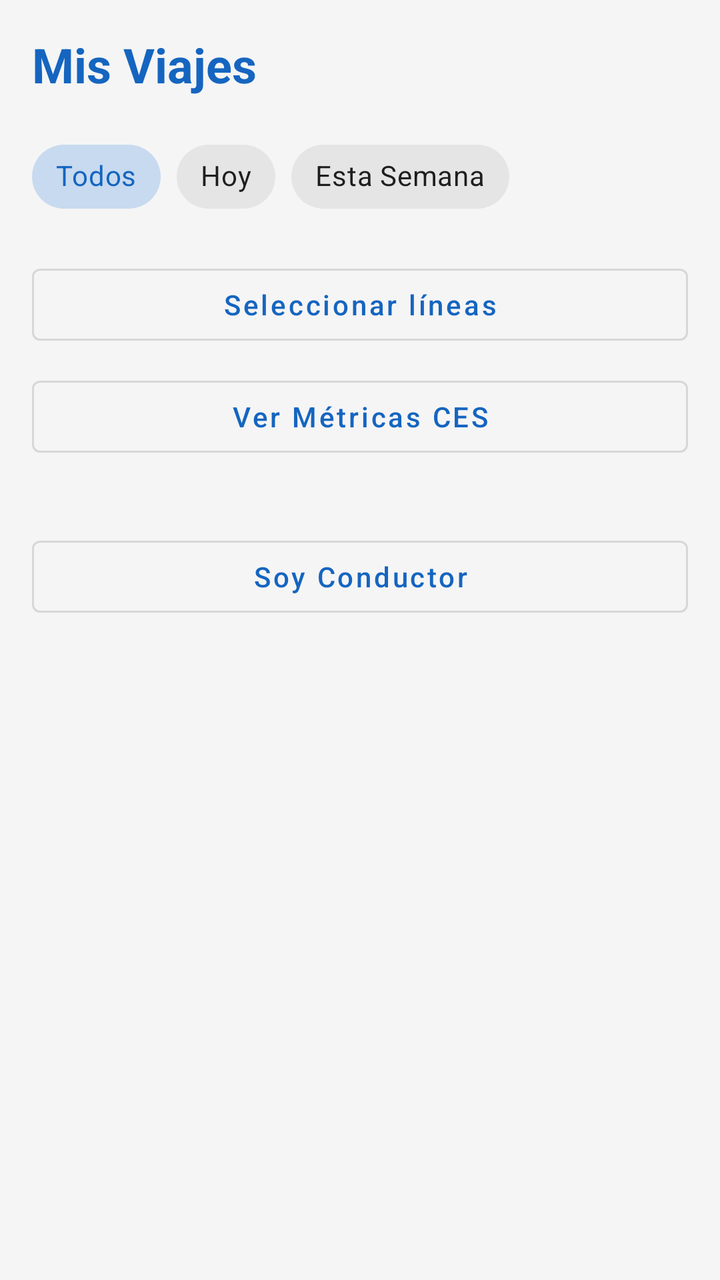
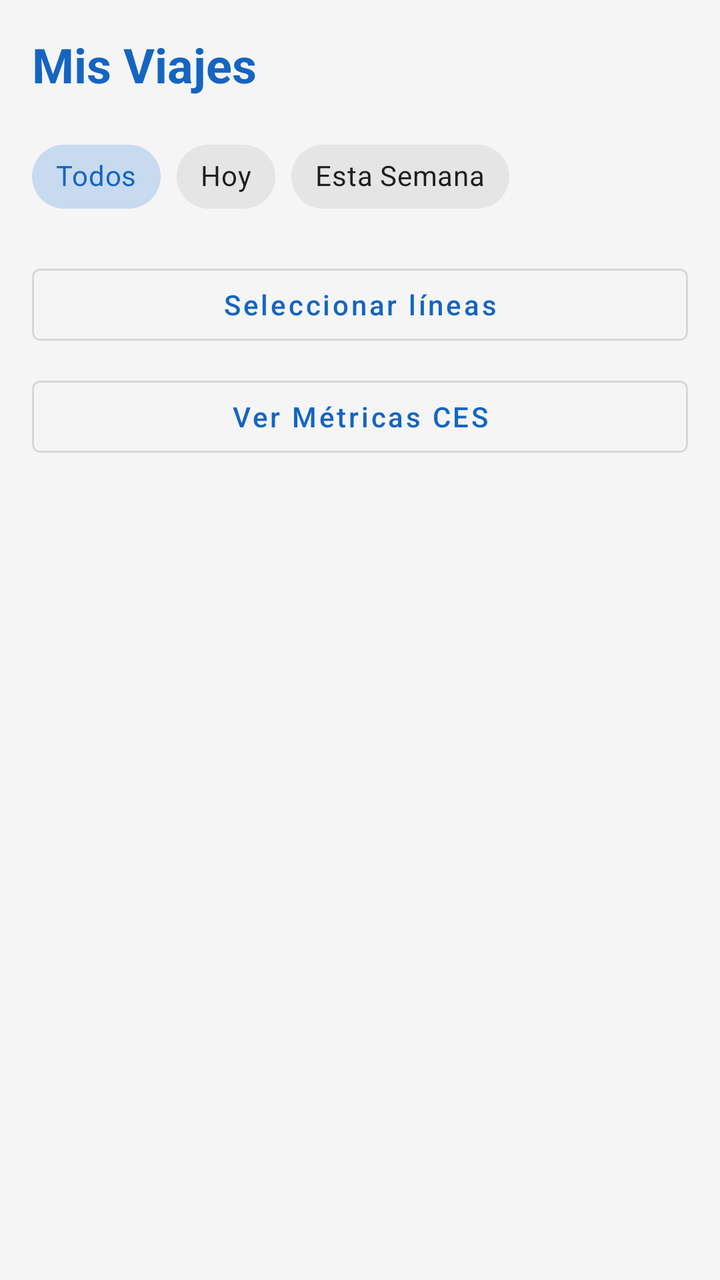

Two renders of the same Android screen: before a commit and after it. Below are the layout's source before the change and the commit's diff.
<!-- AndroidManifest.xml: application theme Theme.BlackPase -->
<!-- res/layout/fragment_historial.xml -->
<?xml version="1.0" encoding="utf-8"?>
<androidx.constraintlayout.widget.ConstraintLayout xmlns:android="http://schemas.android.com/apk/res/android"
    xmlns:app="http://schemas.android.com/apk/res-auto"
    xmlns:tools="http://schemas.android.com/tools"
    android:layout_width="match_parent"
    android:layout_height="match_parent"
    android:background="@color/background"
    tools:context=".ui.historial.HistorialFragment">

    <LinearLayout
        android:layout_width="match_parent"
        android:layout_height="wrap_content"
        android:orientation="vertical"
        android:padding="16dp">

        <TextView
            android:layout_width="wrap_content"
            android:layout_height="wrap_content"
            android:text="@string/mis_viajes"
            android:textColor="@color/primary"
            android:textSize="24sp"
            android:textStyle="bold"
            android:layout_marginBottom="16dp" />

        <com.google.android.material.chip.ChipGroup
            android:id="@+id/chipGroupFiltros"
            android:layout_width="match_parent"
            android:layout_height="wrap_content"
            android:layout_marginBottom="16dp"
            app:singleSelection="true">

            <com.google.android.material.chip.Chip
                android:id="@+id/chipTodos"
                style="@style/Widget.MaterialComponents.Chip.Choice"
                android:layout_width="wrap_content"
                android:layout_height="wrap_content"
                android:text="@string/todos"
                android:checked="true" />

            <com.google.android.material.chip.Chip
                android:id="@+id/chipHoy"
                style="@style/Widget.MaterialComponents.Chip.Choice"
                android:layout_width="wrap_content"
                android:layout_height="wrap_content"
                android:text="@string/hoy" />

            <com.google.android.material.chip.Chip
                android:id="@+id/chipSemana"
                style="@style/Widget.MaterialComponents.Chip.Choice"
                android:layout_width="wrap_content"
                android:layout_height="wrap_content"
                android:text="@string/esta_semana" />

        </com.google.android.material.chip.ChipGroup>

        <com.google.android.material.button.MaterialButton
            android:id="@+id/btnSeleccionarLineas"
            android:layout_width="match_parent"
            android:layout_height="wrap_content"
            android:text="Seleccionar líneas"
            android:textAllCaps="false"
            android:layout_marginBottom="8dp"
            style="@style/Widget.MaterialComponents.Button.OutlinedButton"
            android:drawableStart="@android:drawable/ic_menu_search"
            android:drawablePadding="8dp" />

        <LinearLayout
            android:layout_width="match_parent"
            android:layout_height="wrap_content"
            android:orientation="horizontal"
            android:gravity="center_vertical"
            android:layout_marginBottom="16dp"
            android:visibility="gone"
            android:id="@+id/layoutLineasSeleccionadas">

            <com.google.android.material.chip.ChipGroup
                android:id="@+id/chipGroupLineasSeleccionadas"
                android:layout_width="0dp"
                android:layout_height="wrap_content"
                android:layout_weight="1"
                app:chipSpacingHorizontal="8dp" />

            <ImageButton
                android:id="@+id/btnClearLineas"
                android:layout_width="36dp"
                android:layout_height="36dp"
                android:src="@android:drawable/ic_menu_close_clear_cancel"
                android:background="?attr/selectableItemBackgroundBorderless"
                android:contentDescription="Borrar filtro"
                android:layout_marginStart="8dp" />

        </LinearLayout>

        <com.google.android.material.button.MaterialButton
            android:id="@+id/btnMetricas"
            android:layout_width="match_parent"
            android:layout_height="wrap_content"
            android:text="Ver Métricas CES"
            android:textAllCaps="false"
            android:layout_marginBottom="16dp"
            style="@style/Widget.MaterialComponents.Button.OutlinedButton" />

        <androidx.recyclerview.widget.RecyclerView
            android:id="@+id/rvHistorial"
            android:layout_width="match_parent"
            android:layout_height="0dp"
            android:layout_weight="1" />

        <com.google.android.material.button.MaterialButton
            android:id="@+id/btnSoyConductor"
            android:layout_width="match_parent"
            android:layout_height="wrap_content"
            android:text="Soy Conductor"
            android:textAllCaps="false"
            android:layout_marginTop="16dp"
            style="@style/Widget.MaterialComponents.Button.OutlinedButton"
            android:drawableStart="@android:drawable/ic_lock_idle_lock"
            android:drawablePadding="8dp" />

    </LinearLayout>

</androidx.constraintlayout.widget.ConstraintLayout>
<!-- resources referenced by this layout -->
<resources>
  <color name="background">#F5F5F5</color>
  <color name="primary">#1565C0</color>
  <string name="esta_semana">Esta Semana</string>
  <string name="hoy">Hoy</string>
  <string name="mis_viajes">Mis Viajes</string>
  <string name="todos">Todos</string>
  <style name="Theme.BlackPase" parent="Theme.MaterialComponents.Light.NoActionBar">
          <item name="colorPrimary">@color/primary</item>
          <item name="colorPrimaryVariant">@color/primary_dark</item>
          <item name="colorOnPrimary">@color/on_primary</item>
          <item name="colorSecondary">@color/secondary</item>
          <item name="colorSecondaryVariant">@color/secondary_dark</item>
          <item name="colorOnSecondary">@color/on_secondary</item>
          <item name="android:statusBarColor">@color/primary_dark</item>
          <item name="android:windowBackground">@color/background</item>
      </style>
  <color name="primary_dark">#0D47A1</color>
  <color name="on_primary">#FFFFFF</color>
  <color name="secondary">#4CAF50</color>
  <color name="secondary_dark">#388E3C</color>
  <color name="on_secondary">#FFFFFF</color>
</resources>

<!-- the commit's change to res/layout/fragment_historial.xml (unified diff, before → after) -->
@@ -106,17 +106,6 @@
             android:layout_height="0dp"
             android:layout_weight="1" />
 
-        <com.google.android.material.button.MaterialButton
-            android:id="@+id/btnSoyConductor"
-            android:layout_width="match_parent"
-            android:layout_height="wrap_content"
-            android:text="Soy Conductor"
-            android:textAllCaps="false"
-            android:layout_marginTop="16dp"
-            style="@style/Widget.MaterialComponents.Button.OutlinedButton"
-            android:drawableStart="@android:drawable/ic_lock_idle_lock"
-            android:drawablePadding="8dp" />
-
     </LinearLayout>
 
 </androidx.constraintlayout.widget.ConstraintLayout>
